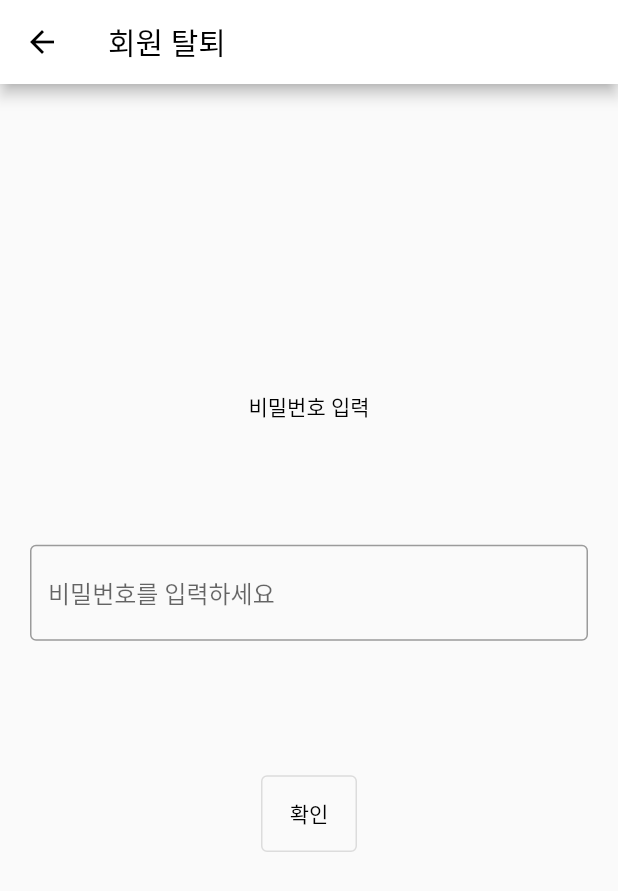
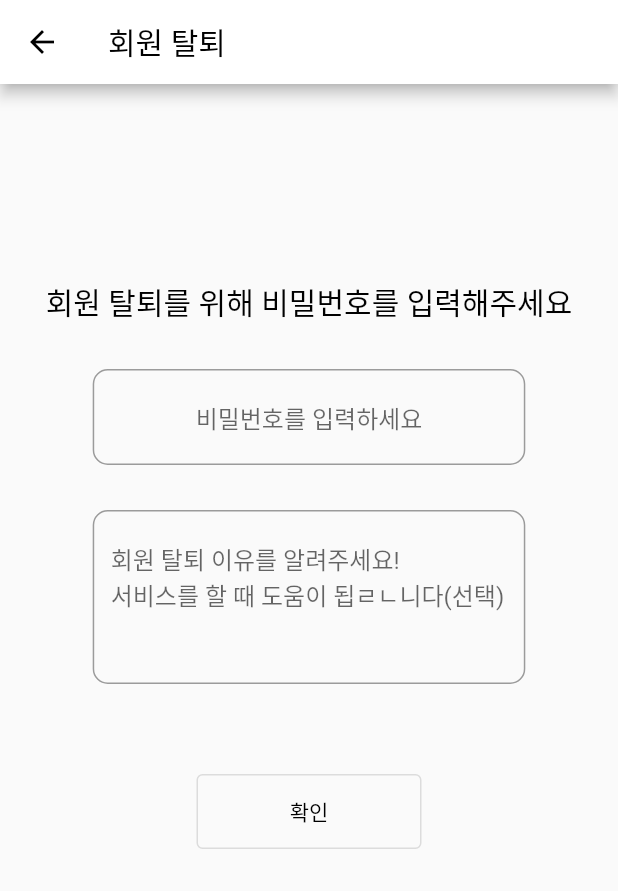
Before and after one commit to ChoiYoungHan/Mom-sCare, a Flutter app: the DeleteUser screen opened directly, on a phone screen of 412 x 824 dp. Shown: the top 891 px of the screen. Run offline on Flutter 3.47's test engine with Material 2 defaults, Android fonts, the phone set to English and light mode, and no system bars; our stand-ins replace cached_network_image, image_picker, table_calendar; project files that could hold a hidden picture were left out.

Commit message:
수정/추가 document.png  - 사진 추가 delete_user  - 위젯 위치 조정  - 비밀번호 *표기  - 기본 문구 추가  - 위젯 크기 조정  - 위젯 모양 조정  - 키보드 자판이 열리면 텍스트 필드 쪽으로 포커스 edit  - 버튼 크기 조정 question_add  - 위젯 위치 조정  - 위젯 크기 조정  - 위젯 모양 조정  - 키보드 자판이 열리면 텍스트 필드 쪽으로 포커스
question_records
 - 텍스트 박스의 크기 초과시 스크롤을 통해 내용을 전부 볼수 있도록 수정
 - 위젯 위치 조정

```diff
--- a/lib/baby_info.dart
+++ b/lib/baby_info.dart
@@ -142,7 +142,7 @@ class _BabyInfoState extends State<BabyInfo> {
         return AlertDialog(
           content: FocusScope(
             child: TextFormField(
-                autofocus: true,
+              autofocus: true,
               controller: edit,
               decoration: InputDecoration(hintText: '이름을 입력해주세요.')
             ),
--- a/lib/delete_user.dart
+++ b/lib/delete_user.dart
@@ -34,6 +34,7 @@ class DeleteUser extends StatefulWidget {
 class _DeleteUserState extends State<DeleteUser> {
 
   TextEditingController password = TextEditingController(); // 비밀번호 입력 변수
+  TextEditingController reason = TextEditingController(); // 탈퇴사유 입력 변수
 
   Future delete_User() async{
     final uri = Uri.parse('http://182.219.226.49/moms/register/delete');
@@ -63,6 +64,7 @@ class _DeleteUserState extends State<DeleteUser> {
         return false;
       },
       child: Scaffold(
+        resizeToAvoidBottomInset: true,
         appBar: AppBar(
           backgroundColor: Colors.white, // 상단 바 배경색을 흰색으로 설정
           title: Text('회원 탈퇴', style: TextStyle(color: Colors.black)), // 상단 바 글자색을 검정색으로 설정
@@ -71,35 +73,62 @@ class _DeleteUserState extends State<DeleteUser> {
           }, icon: Icon(Icons.arrow_back, color: Colors.black,),
           ),
         ),
-        body: Column(
+        body: SafeArea(
+          child: SingleChildScrollView(
+            child: Column(
               children: [
-            Expanded(
-              child: Container(),flex: 4, // 상단 여백 4부여
+                Padding(
+                  padding: EdgeInsets.fromLTRB(0, 100, 0, 0),
+                  child: Container(),
                 ),
-            Expanded(
-              child: Text('비밀번호 입력',style: TextStyle(color: Colors.black),)
-              ,flex: 2,), // 여백 2 부여
-            Expanded(
-              child: Padding(
-                padding: const EdgeInsets.fromLTRB(20,0,20,0),
+                Padding(
+                  padding: EdgeInsets.fromLTRB(0, 30, 0, 30),
+                  child: Text('회원 탈퇴를 위해 비밀번호를 입력해주세요',style: TextStyle(color: Colors.black,fontSize: 20),)
+                ), // 여백 2 부여
+                Padding(
+                  padding: EdgeInsets.fromLTRB(0, 0, 0, 30),
+                    child: Container(
+                      width: MediaQuery.of(context).size.width*0.7,
                       child: TextField(
+                        obscureText: true,
                         controller: password,
                         maxLines: 1, // 한줄만 입력받도록 설정
-                  textAlign: TextAlign.left, // 좌측 정렬
+                        textAlign: TextAlign.center, // 좌측 정렬
                         style: TextStyle(color: Colors.black),
                         decoration: InputDecoration(
                             border: OutlineInputBorder(
+                              borderRadius: BorderRadius.circular(10),
                                 borderSide: BorderSide(color: Colors.black)
                             ),
                             hintText: ('비밀번호를 입력하세요')
                         ),
                       ),
                     ),
-              flex: 2,), // 여백 2부여
-            Expanded(
-              child: Container(), flex: 1, // 여백 1 부여
                 ),
-            Expanded(
+                Padding(
+                  padding: EdgeInsets.fromLTRB(0, 0, 0, 30),
+                  child: Container(
+                    width: MediaQuery.of(context).size.width*0.7,
+                    child: TextField(
+                      controller: reason,
+                      maxLines: 4, // 한줄만 입력받도록 설정
+                      textAlign: TextAlign.left, // 좌측 정렬
+                      style: TextStyle(color: Colors.black),
+                      decoration: InputDecoration(
+                          border: OutlineInputBorder(
+                              borderRadius: BorderRadius.circular(10),
+                              borderSide: BorderSide(color: Colors.black)
+                          ),
+                          hintText: ('회원 탈퇴 이유를 알려주세요!\n서비스를 할 때 도움이 됩ㄹㄴ니다(선택)')
+                      ),
+                    ),
+                  ),
+                ),
+                Padding(
+                  padding: EdgeInsets.fromLTRB(0, 30, 0, 30),
+                  child: Container(
+                    width: 150,
+                    height: 50,
                     child: OutlinedButton(
                       onPressed: (){
                         showDialog(
@@ -177,8 +206,10 @@ class _DeleteUserState extends State<DeleteUser> {
                       child: Text('확인',style: TextStyle(color: Colors.black),),
                     ),
                   ),
-            Expanded(child: Container(),flex: 5,)
+                ),
               ],
+            ),
+          ),
         ),
       ),
     );
--- a/lib/edit.dart
+++ b/lib/edit.dart
@@ -160,7 +160,7 @@ class _EditState extends State<Edit> {
               child: Container(
                 height: MediaQuery.of(context).size.width*0.1, // 위젯의 높이를 화면 너비*0.1로 설정
                 width: MediaQuery.of(context).size.width*0.4,
-                padding: EdgeInsets.fromLTRB(0, 70, 0, 70), // 상하80 여백을 줌
+                padding: EdgeInsets.fromLTRB(0, 50, 0, 50), // 상하80 여백을 줌
                 child: OutlinedButton(
                   onPressed: (){
                     Navigator.of(context).pushReplacement(MaterialPageRoute(builder: (context) => my_page(userNum: widget.UserNum, index: widget.index))); // 마이페이지로 이동
```
Also changed, not shown: lib/question_add.dart (+29 -19 lines), lib/question_records.dart (+54 -42 lines), assets/document.png (added). Lines whose indentation alone changed are shown as unchanged.
